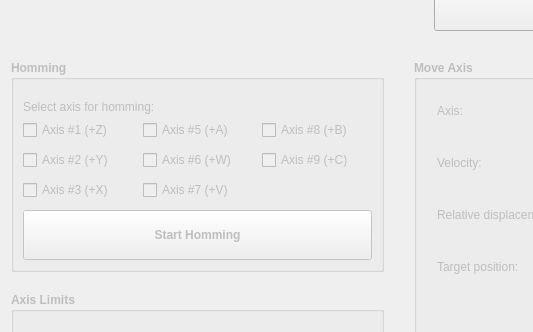
Before: the Qt Designer form hallbench/gui/ui/motorswidget.ui in lnls-ima/hall-bench-control, drawn with Qt 5; both pictures show x 0 to 533 and y 181 to 513 of the 1200 by 900 pixel window.
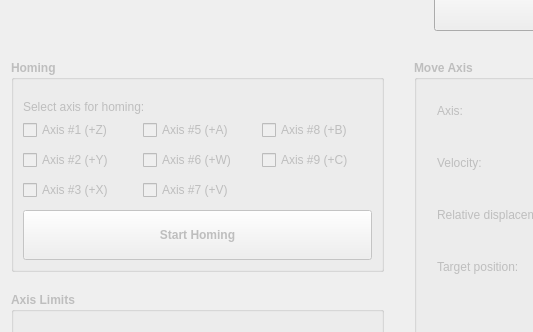
After: the same form once the commit is applied. Icons and pictures are not drawn.

```diff
--- a/hallbench/gui/ui/motorswidget.ui
+++ b/hallbench/gui/ui/motorswidget.ui
@@ -120,7 +120,7 @@
       </font>
      </property>
      <property name="title">
-      <string>Homming</string>
+      <string>Homing</string>
      </property>
      <property name="checkable">
       <bool>false</bool>
@@ -147,7 +147,7 @@
          </font>
         </property>
         <property name="text">
-         <string>Select axis for homming: </string>
+         <string>Select axis for homing: </string>
         </property>
        </widget>
       </item>
@@ -272,7 +272,7 @@
            </size>
           </property>
           <property name="text">
-           <string>Start Homming</string>
+           <string>Start Homing</string>
           </property>
          </widget>
         </item>
```
Left out of the diff: 38 changed lines with no effect on the pictures.
